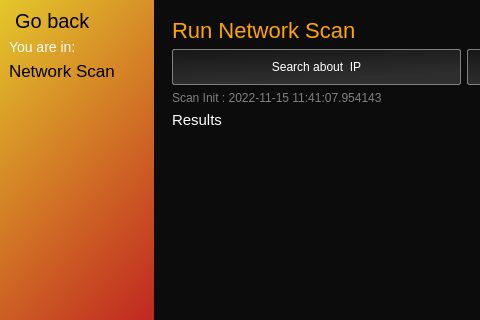
Old version of the form router/scan_ui/NetworkScan.ui in the repository hunterjreid/HomeScan; both pictures show x 0 to 480 and y 0 to 320 of the 1069 by 505 pixel window.
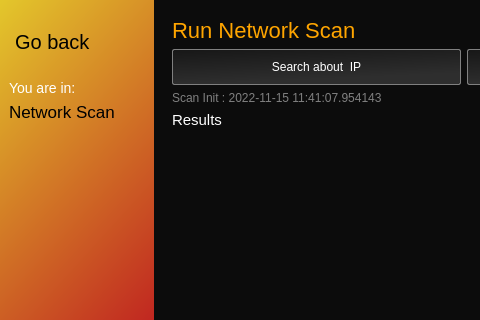
New version of the form. Icons and pictures are not drawn.

What changed in the file:
```diff
--- a/router/scan_ui/NetworkScan.ui
+++ b/router/scan_ui/NetworkScan.ui
@@ -63,6 +63,12 @@
           <layout class="QHBoxLayout" name="top">
            <item alignment="Qt::AlignTop">
             <widget class="QPushButton" name="back">
+             <property name="minimumSize">
+              <size>
+               <width>0</width>
+               <height>65</height>
+              </size>
+             </property>
              <property name="styleSheet">
               <string notr="true">font-size:20px;
 background:none;</string>
```
